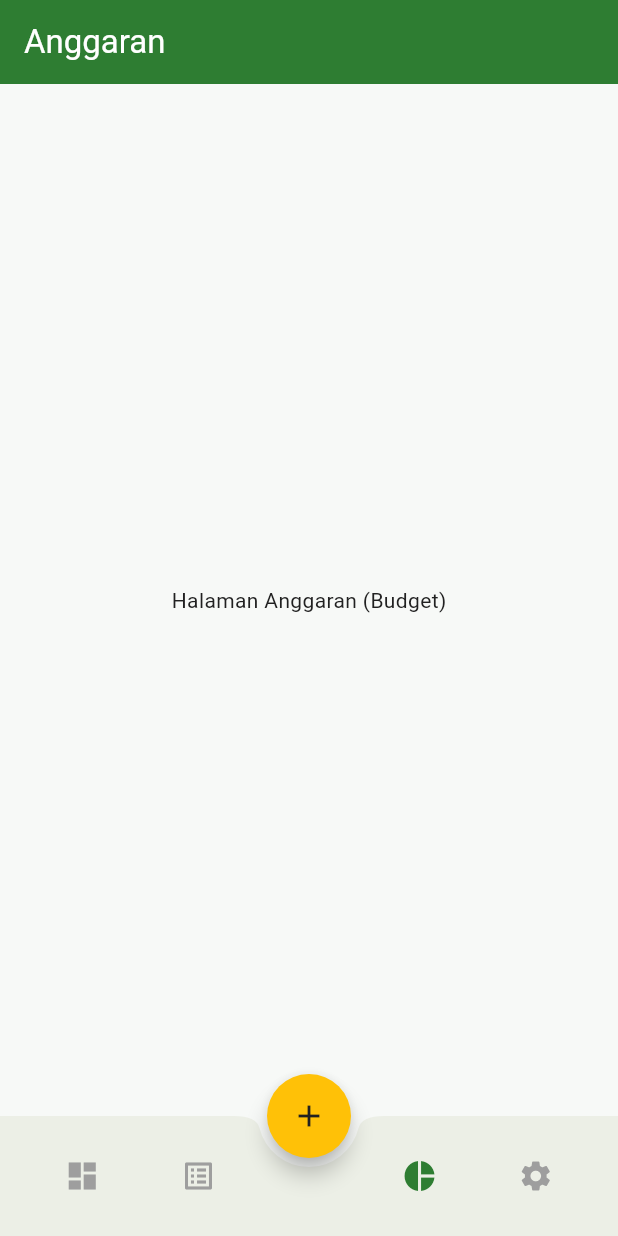
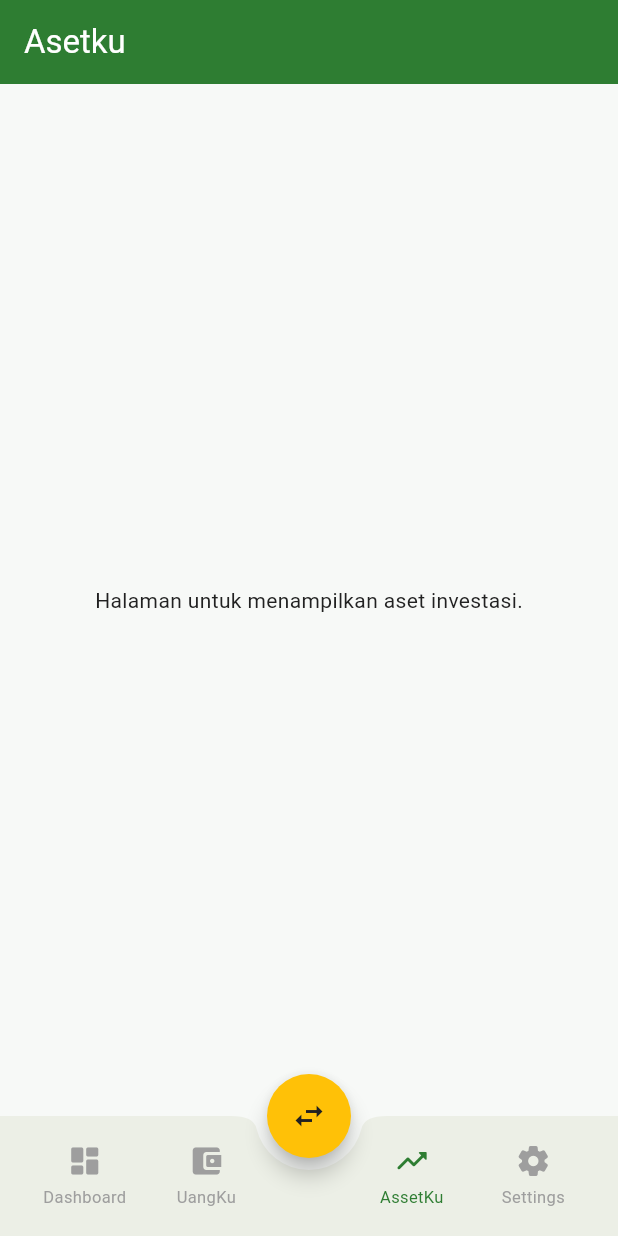
Before and after one commit to zainulirsani/Dompetku, a Flutter app: the screen it shows after launch, item 3 of the bottom bar chosen, on a phone screen of 412 x 824 dp. Run offline on Flutter 3.47's test engine with Material 3 defaults, Android fonts, the phone set to English and light mode, and no system bars; our stand-ins replace flutter_riverpod.

Commit message:
Membuat form input pemasukan dan pengeluaran

```diff
--- /dev/null
+++ b/lib/features/assets/presentation/pages/assets_page.dart
@@ -0,0 +1,18 @@
+// lib/features/assets/presentation/pages/assets_page.dart
+import 'package:flutter/material.dart';
+
+class AssetsPage extends StatelessWidget {
+  const AssetsPage({super.key});
+
+  @override
+  Widget build(BuildContext context) {
+    return Scaffold(
+      appBar: AppBar(
+        title: const Text('Asetku'),
+      ),
+      body: const Center(
+        child: Text('Halaman untuk menampilkan aset investasi.'),
+      ),
+    );
+  }
+}
--- a/lib/features/transactions/presentation/pages/budget_page.dart
+++ /dev/null
@@ -1,18 +0,0 @@
-// lib/features/transactions/presentation/pages/budget_page.dart
-import 'package:flutter/material.dart';
-
-class BudgetPage extends StatelessWidget {
-  const BudgetPage({super.key});
-
-  @override
-  Widget build(BuildContext context) {
-    return Scaffold(
-      appBar: AppBar(
-        title: const Text('Anggaran'),
-      ),
-      body: const Center(
-        child: Text('Halaman Anggaran (Budget)'),
-      ),
-    );
-  }
-}
--- a/lib/main_page.dart
+++ b/lib/main_page.dart
@@ -1,9 +1,13 @@
 // lib/main_page.dart
+
 import 'package:flutter/material.dart';
-import 'features/transactions/presentation/pages/dashboard_page.dart';
-import 'features/transactions/presentation/pages/settings_page.dart';
-import 'features/transactions/presentation/pages/transaction_list_page.dart';
-import 'features/transactions/presentation/pages/budget_page.dart';
+import 'package:dompetku/common/constants/app_colors.dart';
+import 'package:dompetku/features/assets/presentation/pages/assets_page.dart';
+import 'package:dompetku/features/transactions/presentation/pages/add_transaction_page.dart';
+import 'package:dompetku/features/transactions/presentation/pages/dashboard_page.dart';
+import 'package:dompetku/features/transactions/presentation/pages/settings_page.dart';
+import 'package:dompetku/features/transactions/presentation/pages/transaction_list_page.dart';
+import 'package:dompetku/data/models/transaction.dart';
 
 class MainPage extends StatefulWidget {
   const MainPage({super.key});
@@ -13,14 +17,12 @@ class MainPage extends StatefulWidget {
 }
 
 class _MainPageState extends State<MainPage> {
-  // Indeks halaman yang sedang aktif
   int _selectedIndex = 0;
 
-  // Daftar semua halaman yang akan ditampilkan di body
   static const List<Widget> _pages = <Widget>[
     DashboardPage(),
     TransactionListPage(),
-    BudgetPage(),
+    AssetsPage(),
     SettingsPage(),
   ];
 
@@ -30,59 +32,106 @@ class _MainPageState extends State<MainPage> {
     });
   }
 
+  // Method untuk menampilkan pilihan "Pemasukan" atau "Pengeluaran"
+  void _showAddTransactionOptions(BuildContext context) {
+    showModalBottomSheet(
+      context: context,
+      builder: (ctx) {
+        return Container(
+          padding: const EdgeInsets.all(16),
+          child: Column(
+            mainAxisSize: MainAxisSize.min,
+            crossAxisAlignment: CrossAxisAlignment.start,
+            children: [
+              const Text(
+                'Pilih Jenis Transaksi',
+                style: TextStyle(fontSize: 18, fontWeight: FontWeight.bold),
+              ),
+              const SizedBox(height: 16),
+              ListTile(
+                leading: const Icon(Icons.add_circle, color: AppColors.lightGreen),
+                title: const Text('Tambah Pemasukan'),
+                onTap: () {
+                  Navigator.pop(context); // Tutup menu pilihan
+                  // Buka halaman input dengan mode "Pemasukan"
+                  Navigator.push(
+                    context,
+                    MaterialPageRoute(
+                      builder: (context) => const AddTransactionPage(
+                        initialTransactionType: TransactionType.income,
+                      ),
+                    ),
+                  );
+                },
+              ),
+              ListTile(
+                leading: const Icon(Icons.remove_circle, color: AppColors.errorRed),
+                title: const Text('Tambah Pengeluaran'),
+                onTap: () {
+                  Navigator.pop(context); // Tutup menu pilihan
+                  // Buka halaman input dengan mode "Pengeluaran"
+                  Navigator.push(
+                    context,
+                    MaterialPageRoute(
+                      builder: (context) => const AddTransactionPage(
+                        initialTransactionType: TransactionType.expense,
+                      ),
+                    ),
+                  );
+                },
+              ),
+            ],
+          ),
+        );
+      },
+    );
+  }
+
+  // Widget custom untuk membuat setiap item di navigasi bawah
+  Widget _buildNavItem(IconData icon, String label, int index) {
+    final isSelected = _selectedIndex == index;
+    final color = isSelected ? AppColors.deepGreen : Colors.grey;
+
+    return Expanded(
+      child: InkWell(
+        onTap: () => _onItemTapped(index),
+        borderRadius: BorderRadius.circular(12),
+        child: Padding(
+          padding: const EdgeInsets.symmetric(vertical: 4.0),
+          child: Column(
+            mainAxisSize: MainAxisSize.min,
+            children: [
+              Icon(icon, color: color),
+              const SizedBox(height: 4),
+              Text(label, style: TextStyle(color: color, fontSize: 11)),
+            ],
+          ),
+        ),
+      ),
+    );
+  }
+
   @override
   Widget build(BuildContext context) {
     return Scaffold(
-      // Body akan menampilkan halaman sesuai dengan indeks yang dipilih
       body: _pages.elementAt(_selectedIndex),
-
-      // Tombol Aksi Utama (Floating Action Button) untuk menambah transaksi
       floatingActionButton: FloatingActionButton(
-        onPressed: () {
-          // TODO: Implementasi logika tambah transaksi
-        },
-        child: const Icon(Icons.add),
+        // Saat ditekan, panggil method untuk menampilkan pilihan
+        onPressed: () => _showAddTransactionOptions(context),
         shape: const CircleBorder(),
+        child: const Icon(Icons.swap_horiz),
       ),
       floatingActionButtonLocation: FloatingActionButtonLocation.centerDocked,
-
-      // Bottom Navigation Bar
       bottomNavigationBar: BottomAppBar(
-        shape: const CircularNotchedRectangle(), // Memberi coakan untuk FAB
-        notchMargin: 6.0,
+        shape: const CircularNotchedRectangle(),
+        notchMargin: 8.0,
         child: Row(
-          mainAxisAlignment: MainAxisAlignment.spaceAround,
           children: <Widget>[
-            IconButton(
-              icon: Icon(
-                Icons.dashboard,
-                color: _selectedIndex == 0 ? Theme.of(context).primaryColor : Colors.grey,
-              ),
-              onPressed: () => _onItemTapped(0),
-            ),
-            IconButton(
-              icon: Icon(
-                Icons.list_alt,
-                color: _selectedIndex == 1 ? Theme.of(context).primaryColor : Colors.grey,
-              ),
-              onPressed: () => _onItemTapped(1),
-            ),
-            const SizedBox(width: 40), // Ruang kosong untuk coakan FAB
-            IconButton(
-              icon: Icon(
-                // Placeholder untuk menu masa depan, misal Anggaran
-                Icons.pie_chart,
-                color: _selectedIndex == 2 ? Theme.of(context).primaryColor : Colors.grey,
-              ),
-              onPressed: () => _onItemTapped(2),
-            ),
-            IconButton(
-              icon: Icon(
-                Icons.settings,
-                color: _selectedIndex == 3 ? Theme.of(context).primaryColor : Colors.grey,
-              ),
-              onPressed: () => _onItemTapped(3),
-            ),
+            _buildNavItem(Icons.dashboard_rounded, 'Dashboard', 0),
+            _buildNavItem(Icons.account_balance_wallet_rounded, 'UangKu', 1),
+            const SizedBox(width: 56),
+            _buildNavItem(Icons.trending_up_rounded, 'AssetKu', 2),
+            _buildNavItem(Icons.settings_rounded, 'Settings', 3),
           ],
         ),
       ),
```
Also changed, not shown: lib/features/transactions/presentation/pages/add_transaction_page.dart (added, +208 -0 lines), lib/data/models/transaction.dart (renamed from lib/data/models/transactions.dart).
